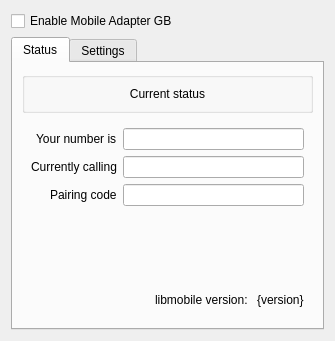
zenaror/mgba, file src/platform/qt/MobileAdapterView.ui: the form before one commit.
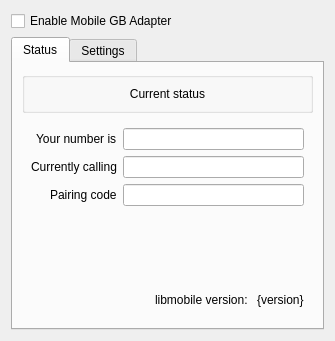
The form after the commit.

Commit message: mGUI: Rename Mobile Adapter GB label

Diff of the .ui file:
```diff
--- a/src/platform/qt/MobileAdapterView.ui
+++ b/src/platform/qt/MobileAdapterView.ui
@@ -9,7 +9,7 @@
    <item>
     <widget class="QCheckBox" name="enableAdapter">
      <property name="text">
-      <string>Enable Mobile Adapter GB</string>
+      <string>Enable Mobile GB Adapter</string>
      </property>
     </widget>
    </item>
```
The commit also changes 2 other files.
